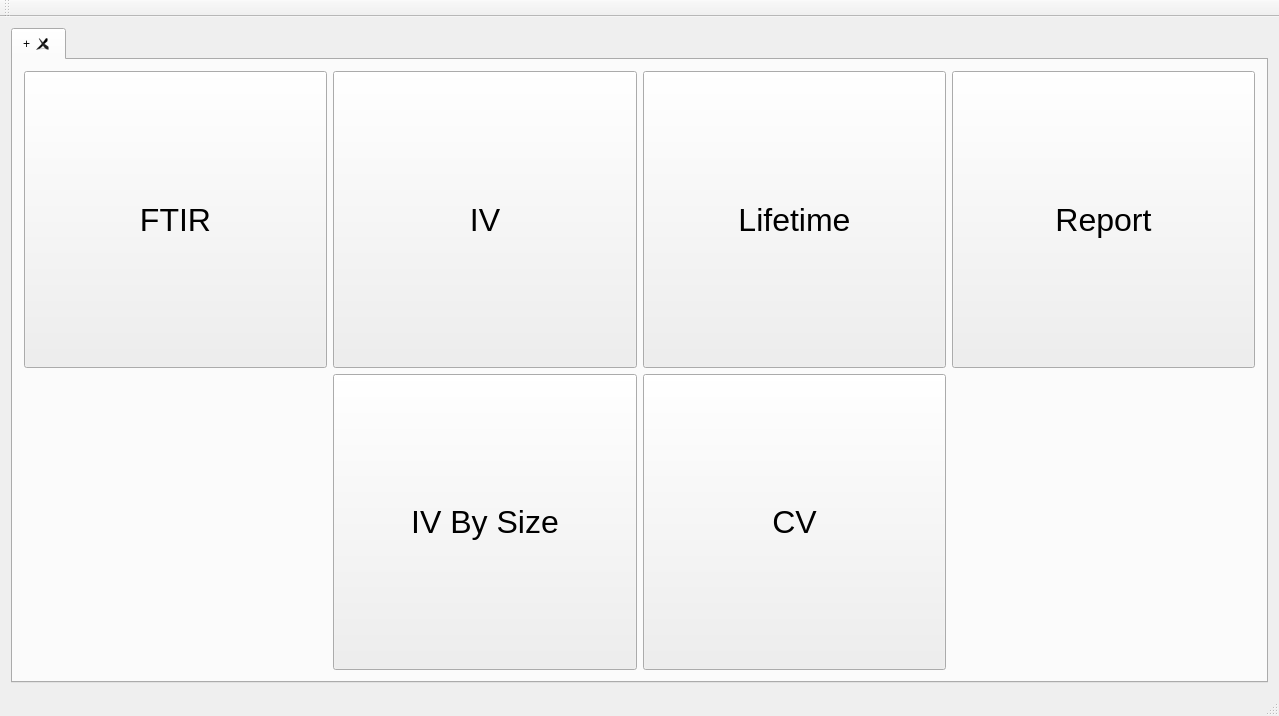
This is Main.ui in Ryan3141/FTIR_Analyzer as Qt 5 draws it before an edit. The edited form follows.
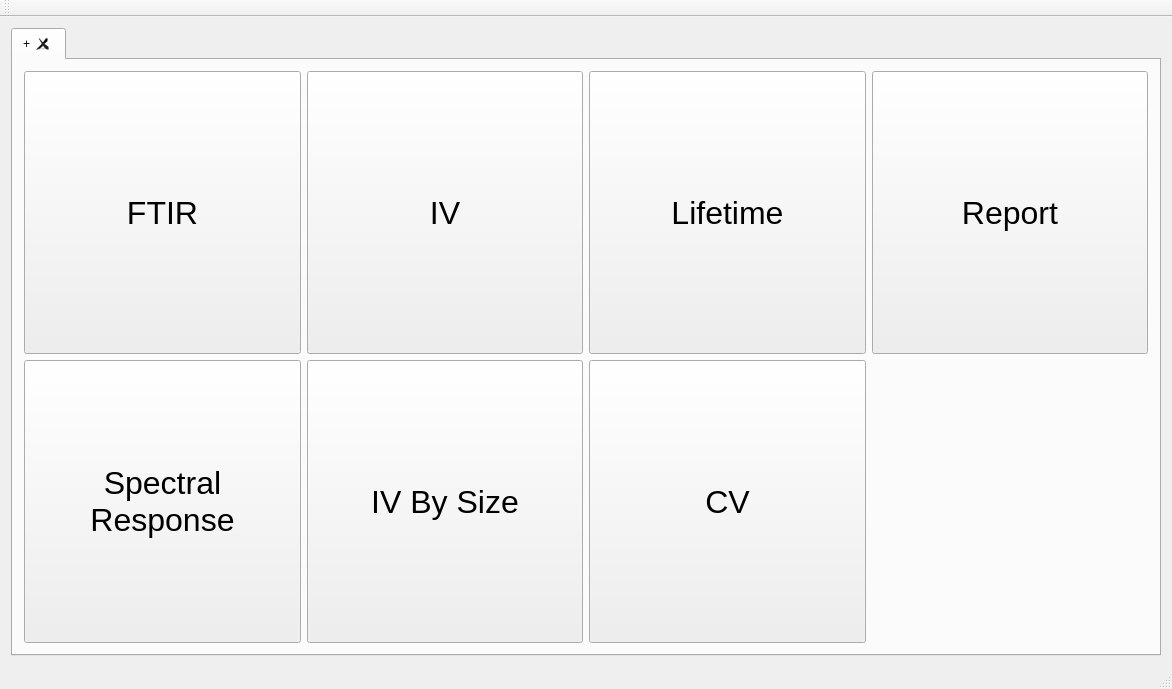
This is the edited form.

What changed in the file:
```diff
--- a/Main.ui
+++ b/Main.ui
@@ -6,8 +6,8 @@
    <rect>
     <x>0</x>
     <y>0</y>
-    <width>1279</width>
-    <height>716</height>
+    <width>1172</width>
+    <height>689</height>
    </rect>
   </property>
   <property name="sizePolicy">
@@ -39,11 +39,11 @@
        <attribute name="title">
         <string>+</string>
        </attribute>
-       <layout class="QGridLayout" name="gridLayout_3">
+       <layout class="QGridLayout" name="gridLayout_3" rowstretch="1,1" columnstretch="1,1,1,1" rowminimumheight="0,0">
         <item row="0" column="0">
          <widget class="QPushButton" name="startFTIR_pushButton">
           <property name="sizePolicy">
-           <sizepolicy hsizetype="Minimum" vsizetype="Preferred">
+           <sizepolicy hsizetype="Preferred" vsizetype="Preferred">
             <horstretch>0</horstretch>
             <verstretch>0</verstretch>
            </sizepolicy>
@@ -61,7 +61,7 @@
         <item row="0" column="1">
          <widget class="QPushButton" name="startIV_pushButton">
           <property name="sizePolicy">
-           <sizepolicy hsizetype="Minimum" vsizetype="Preferred">
+           <sizepolicy hsizetype="Preferred" vsizetype="Preferred">
             <horstretch>0</horstretch>
             <verstretch>0</verstretch>
            </sizepolicy>
@@ -79,7 +79,7 @@
         <item row="0" column="2">
          <widget class="QPushButton" name="startLifetime_pushButton">
           <property name="sizePolicy">
-           <sizepolicy hsizetype="Minimum" vsizetype="Preferred">
+           <sizepolicy hsizetype="Preferred" vsizetype="Preferred">
             <horstretch>0</horstretch>
             <verstretch>0</verstretch>
            </sizepolicy>
@@ -97,7 +97,7 @@
         <item row="0" column="3">
          <widget class="QPushButton" name="startReport_pushButton">
           <property name="sizePolicy">
-           <sizepolicy hsizetype="Minimum" vsizetype="Preferred">
+           <sizepolicy hsizetype="Preferred" vsizetype="Preferred">
             <horstretch>0</horstretch>
             <verstretch>0</verstretch>
            </sizepolicy>
@@ -115,7 +115,7 @@
         <item row="1" column="1">
          <widget class="QPushButton" name="startIVBySize_pushButton">
           <property name="sizePolicy">
-           <sizepolicy hsizetype="Minimum" vsizetype="Preferred">
+           <sizepolicy hsizetype="Preferred" vsizetype="Preferred">
             <horstretch>0</horstretch>
             <verstretch>0</verstretch>
            </sizepolicy>
@@ -133,7 +133,7 @@
         <item row="1" column="2">
          <widget class="QPushButton" name="startCV_pushButton">
           <property name="sizePolicy">
-           <sizepolicy hsizetype="Minimum" vsizetype="Preferred">
+           <sizepolicy hsizetype="Preferred" vsizetype="Preferred">
             <horstretch>0</horstretch>
             <verstretch>0</verstretch>
            </sizepolicy>
@@ -148,6 +148,25 @@
           </property>
          </widget>
         </item>
+        <item row="1" column="0">
+         <widget class="QPushButton" name="startSpectralResponse_pushButton">
+          <property name="sizePolicy">
+           <sizepolicy hsizetype="Preferred" vsizetype="Preferred">
+            <horstretch>0</horstretch>
+            <verstretch>0</verstretch>
+           </sizepolicy>
+          </property>
+          <property name="font">
+           <font>
+            <pointsize>24</pointsize>
+           </font>
+          </property>
+          <property name="text">
+           <string>Spectral
+Response</string>
+          </property>
+         </widget>
+        </item>
        </layout>
       </widget>
      </widget>
```
Left out of the diff: 4 changed lines with no effect on the pictures.
